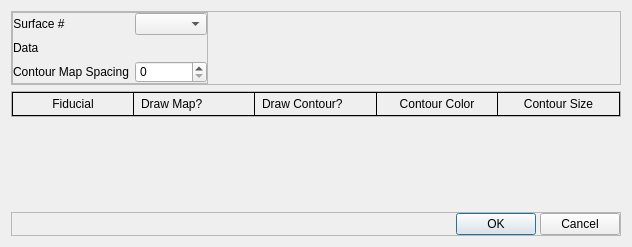
SCIInstitute/map3d, file client/forms/FidDialog.ui: the form before one commit.
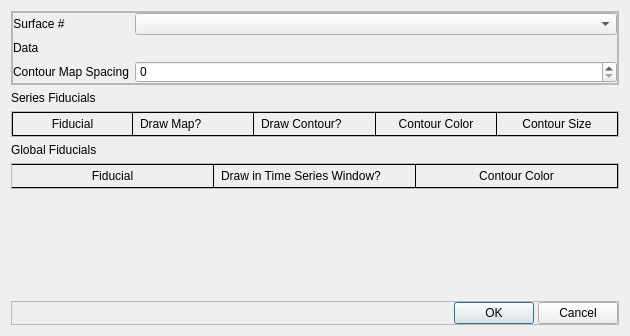
The form after the commit.

Commit message:
Separate global fids from the lead fids.
The global fids are stored, but not displayed anywhere, so don't display them in the fid dialog until we do

```diff
--- a/client/forms/FidDialog.ui
+++ b/client/forms/FidDialog.ui
@@ -6,15 +6,17 @@
    <rect>
     <x>0</x>
     <y>0</y>
-    <width>632</width>
-    <height>247</height>
+    <width>630</width>
+    <height>336</height>
    </rect>
   </property>
   <property name="windowTitle">
    <string>Fiducials</string>
   </property>
   <property name="styleSheet">
-   <string notr="true">#fidColorHeaderLabel, #fidNameHeaderLabel, #dataHeaderLabel, #fidSizeHeaderLabel, #drawMapHeaderLabel, #drawContourHeaderLabel {
+   <string notr="true">#fidColorHeaderLabel, #fidNameHeaderLabel, #dataHeaderLabel, #fidSizeHeaderLabel, #drawMapHeaderLabel, #drawContourHeaderLabel,
+#globalFidNameHeaderLabel, #globalFidColorHeaderLabel, 
+#globalPickHeaderLabel {
 padding: 4px;
 border: 1px solid black;
 border-left-width: 0px;
@@ -51,6 +53,9 @@
          <enum>QFrame::Raised</enum>
         </property>
         <layout class="QFormLayout" name="formLayout">
+         <property name="formAlignment">
+          <set>Qt::AlignLeading|Qt::AlignLeft|Qt::AlignTop</set>
+         </property>
          <property name="margin">
           <number>0</number>
          </property>
@@ -109,22 +114,16 @@
         </layout>
        </widget>
       </item>
-      <item>
-       <spacer name="horizontalSpacer_2">
-        <property name="orientation">
-         <enum>Qt::Horizontal</enum>
-        </property>
-        <property name="sizeHint" stdset="0">
-         <size>
-          <width>40</width>
-          <height>20</height>
-         </size>
-        </property>
-       </spacer>
-      </item>
      </layout>
     </widget>
    </item>
+   <item>
+    <widget class="QLabel" name="label_2">
+     <property name="text">
+      <string>Series Fiducials</string>
+     </property>
+    </widget>
+   </item>
    <item>
     <widget class="QFrame" name="fidFrame">
      <property name="styleSheet">
@@ -208,6 +207,73 @@
      </layout>
     </widget>
    </item>
+   <item>
+    <widget class="QLabel" name="globalFidLabel">
+     <property name="text">
+      <string>Global Fiducials</string>
+     </property>
+    </widget>
+   </item>
+   <item>
+    <widget class="QFrame" name="globalFidFrame">
+     <property name="styleSheet">
+      <string notr="true"/>
+     </property>
+     <property name="frameShape">
+      <enum>QFrame::StyledPanel</enum>
+     </property>
+     <property name="frameShadow">
+      <enum>QFrame::Raised</enum>
+     </property>
+     <layout class="QGridLayout" name="gridLayout_2">
+      <property name="margin">
+       <number>0</number>
+      </property>
+      <property name="spacing">
+       <number>0</number>
+      </property>
+      <item row="0" column="2">
+       <widget class="QLabel" name="globalFidColorHeaderLabel">
+        <property name="frameShape">
+         <enum>QFrame::NoFrame</enum>
+        </property>
+        <property name="frameShadow">
+         <enum>QFrame::Plain</enum>
+        </property>
+        <property name="text">
+         <string>Contour Color</string>
+        </property>
+        <property name="alignment">
+         <set>Qt::AlignCenter</set>
+        </property>
+       </widget>
+      </item>
+      <item row="0" column="0">
+       <widget class="QLabel" name="globalFidNameHeaderLabel">
+        <property name="frameShape">
+         <enum>QFrame::NoFrame</enum>
+        </property>
+        <property name="frameShadow">
+         <enum>QFrame::Plain</enum>
+        </property>
+        <property name="text">
+         <string>Fiducial</string>
+        </property>
+        <property name="alignment">
+         <set>Qt::AlignCenter</set>
+        </property>
+       </widget>
+      </item>
+      <item row="0" column="1">
+       <widget class="QLabel" name="globalPickHeaderLabel">
+        <property name="text">
+         <string>Draw in Time Series Window?</string>
+        </property>
+       </widget>
+      </item>
+     </layout>
+    </widget>
+   </item>
    <item>
     <spacer name="verticalSpacer">
      <property name="orientation">
```
The commit also changes 4 other files.
